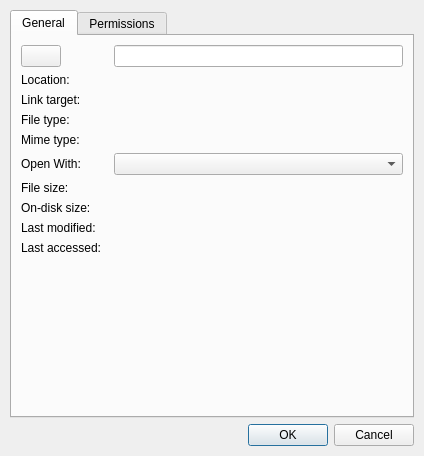
First picture: the form in src/file-props.ui, repository lxqt/libfm-qt, before the edit.
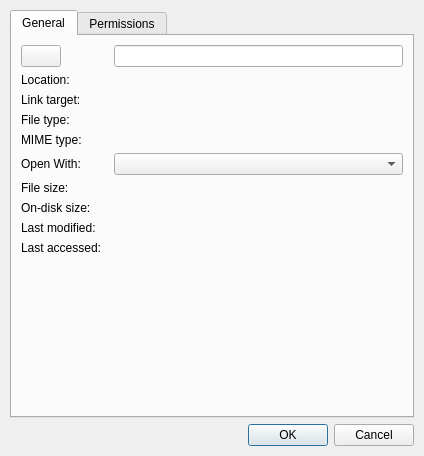
Second picture: the form after the edit. Icons and pictures are not drawn. Custom widgets are drawn as their Qt base class.

What changed in the file:
```diff
--- a/src/file-props.ui
+++ b/src/file-props.ui
@@ -126,7 +126,7 @@
        <item row="4" column="0">
         <widget class="QLabel" name="label">
          <property name="text">
-          <string>Mime type:</string>
+          <string>MIME type:</string>
          </property>
         </widget>
        </item>
```
